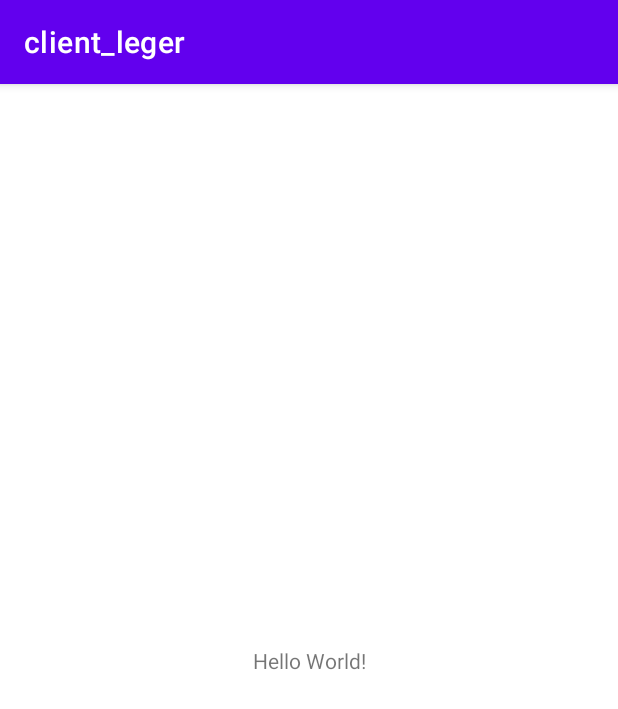
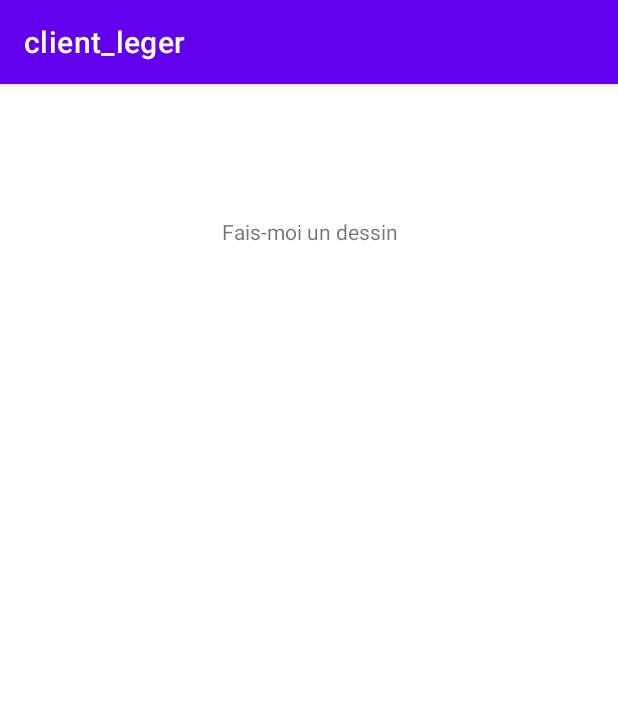
Before and after one commit to simonayotte/guess-the-drawing, an Android app: the screen it shows after launch (MainActivity), on a phone screen of 412 x 824 dp. Shown: the top 709 px of the screen. Run offline under Robolectric (Android 15) with nearby library versions, the phone set to English and light mode, and no system bars; our stand-ins replace Dagger/Hilt's generated code.

Commit message:
[JD] (dev) ajout de lifecyle live data

```diff
--- a/client_leger/app/build.gradle
+++ b/client_leger/app/build.gradle
@@ -2,6 +2,7 @@ plugins {
     id 'com.android.application'
     id 'kotlin-android'
 }
+
 apply plugin: 'kotlin-kapt'
 apply plugin: 'dagger.hilt.android.plugin'
 android {
@@ -39,9 +40,13 @@ dependencies {
     implementation "org.jetbrains.kotlin:kotlin-stdlib:$kotlin_version"
     implementation 'androidx.core:core-ktx:1.3.2'
     implementation 'androidx.appcompat:appcompat:1.2.0'
+    implementation "androidx.lifecycle:lifecycle-livedata-ktx:2.3.0-rc01"
     implementation 'com.google.android.material:material:1.2.1'
     implementation 'androidx.constraintlayout:constraintlayout:2.0.4'
     testImplementation 'junit:junit:4.+'
     androidTestImplementation 'androidx.test.ext:junit:1.1.2'
     androidTestImplementation 'androidx.test.espresso:espresso-core:3.3.0'
+    implementation 'com.google.android.material:material:1.3.0-rc01'
+    //def retrofit = "2.8.0"
+    //implementation "com.squareup.retrofit2:retrofit:$retrofit"
 }
--- a/client_leger/app/src/main/java/com/example/client_leger/ClientLeger.kt
+++ b/client_leger/app/src/main/java/com/example/client_leger/ClientLeger.kt
@@ -3,6 +3,8 @@ package com.example.client_leger
 import android.app.Application
 import dagger.hilt.android.HiltAndroidApp
 
+//Cette classe est nécessaire pour le fonctionnement de Hilt. Ne pas toucher s.v.p
+
 @HiltAndroidApp
 class ClientLeger: Application() {
 }
--- a/client_leger/app/src/main/res/layout/activity_main.xml
+++ b/client_leger/app/src/main/res/layout/activity_main.xml
@@ -7,12 +7,15 @@
     tools:context=".MainActivity">
 
     <TextView
-        android:layout_width="wrap_content"
-        android:layout_height="wrap_content"
-        android:text="Hello World!"
+        android:text="Fais-moi un dessin"
+        android:layout_width="300dp"
+        android:layout_height="50dp"
+        android:gravity="center"
         app:layout_constraintBottom_toBottomOf="parent"
+        app:layout_constraintHorizontal_bias="0.498"
         app:layout_constraintLeft_toLeftOf="parent"
         app:layout_constraintRight_toRightOf="parent"
-        app:layout_constraintTop_toTopOf="parent" />
+        app:layout_constraintTop_toTopOf="parent"
+        app:layout_constraintVertical_bias="0.102" />
 
 </androidx.constraintlayout.widget.ConstraintLayout>
--- a/client_leger/app/src/main/res/values/strings.xml
+++ b/client_leger/app/src/main/res/values/strings.xml
@@ -1,3 +1,5 @@
 <resources>
     <string name="app_name">client_leger</string>
+    <string name="modes_de_jeux">Modes de jeux</string>
+    <string name="leaderboard">Leaderboard</string>
 </resources>
```
